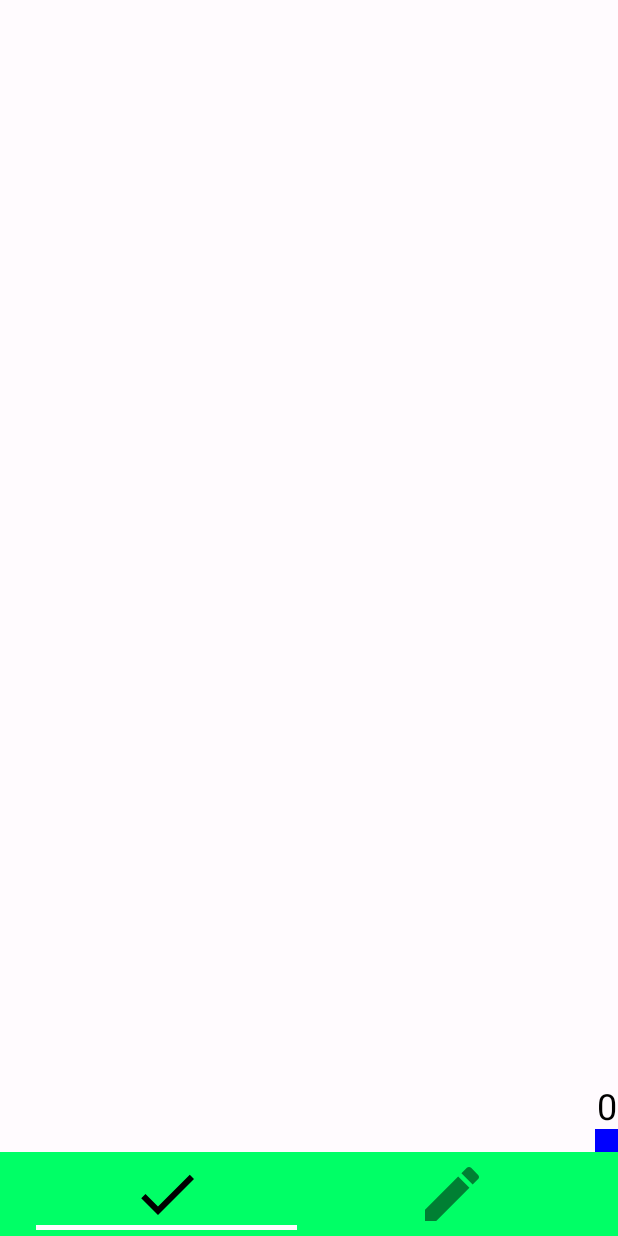
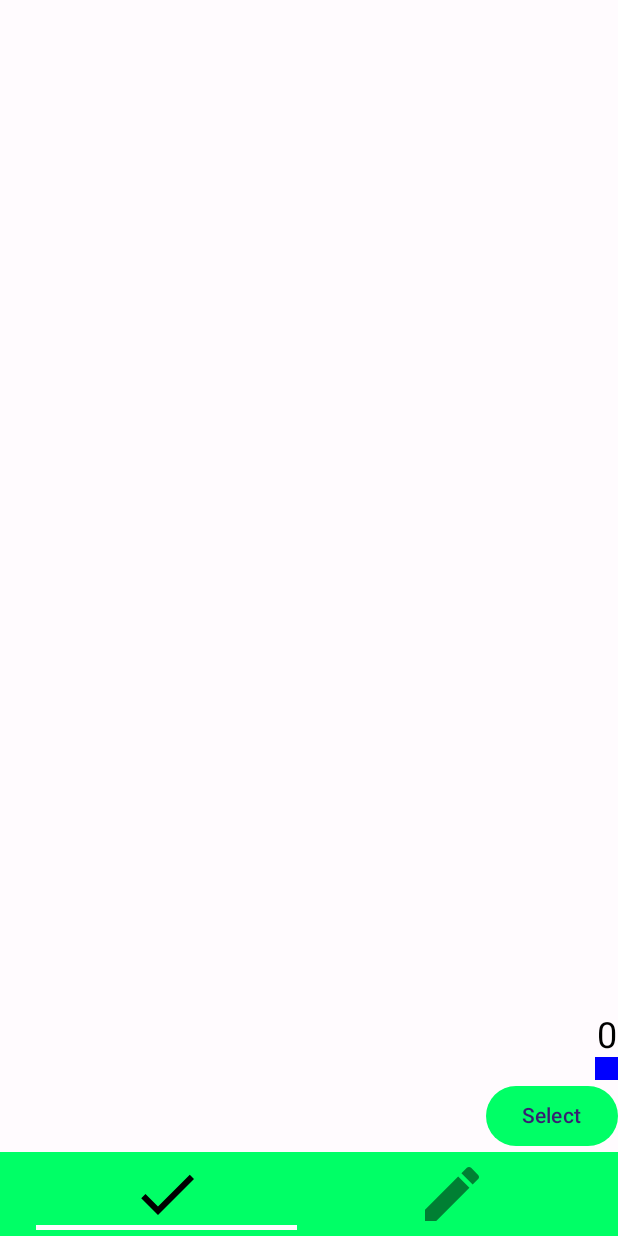
Before and after one commit to TYTTNTeam/ComikeApp, an Android app built with Jetpack Compose: the screen it shows after launch (MainActivity), on a phone screen of 412 x 824 dp. Run offline under Robolectric (Android 15) with nearby library versions, the phone set to English and light mode, and no system bars; libraries missing offline, so code that uses them is left out: com.tom_roush.pdfbox; 1 statement that could not run was skipped.

Commit message:
ファイル読み込みテスト

```diff
--- a/app/build.gradle.kts
+++ b/app/build.gradle.kts
@@ -59,6 +59,7 @@ dependencies {
     implementation("androidx.compose.ui:ui-graphics")
     implementation("androidx.compose.ui:ui-tooling-preview")
     implementation("androidx.compose.material3:material3")
+    implementation("com.tom-roush:pdfbox-android:2.0.27.0")
     testImplementation("junit:junit:4.13.2")
     androidTestImplementation("androidx.test.ext:junit:1.1.5")
     androidTestImplementation("androidx.test.espresso:espresso-core:3.5.1")
--- a/app/src/main/java/com/example/comikeapp/Content.fromTop.kt
+++ b/app/src/main/java/com/example/comikeapp/Content.fromTop.kt
@@ -31,6 +31,6 @@ fun Content(screenID: Int) {
                 .size(width = 15.dp, height = 15.dp)
                 .background(color = Color.Blue)
         )
-
+        FilePickerButton()
     }
 }
--- /dev/null
+++ b/app/src/main/java/com/example/comikeapp/FilePickerButton.test.kt
@@ -0,0 +1,35 @@
+package com.example.comikeapp
+
+import android.content.Intent
+import android.net.Uri
+import android.provider.MediaStore
+import android.util.Log
+import androidx.activity.compose.rememberLauncherForActivityResult
+import androidx.activity.result.contract.ActivityResultContracts
+import androidx.compose.material3.Button
+import androidx.compose.material3.Text
+import androidx.compose.runtime.*
+
+
+@Composable
+fun FilePickerButton() {
+    var pickedImageUri by remember { mutableStateOf<Uri?>(null) }
+    val launcher = rememberLauncherForActivityResult(ActivityResultContracts.StartActivityForResult()) {
+        Log.d("test", "selected file URI ${it.data?.data}")
+        pickedImageUri = it.data?.data
+    }
+    pickedImageUri?.let {
+        Text(it.toString())
+    }
+    Button(
+        onClick = {
+            val intent = Intent(Intent.ACTION_OPEN_DOCUMENT, MediaStore.Images.Media.EXTERNAL_CONTENT_URI)
+                .apply {
+                    addCategory(Intent.CATEGORY_OPENABLE)
+                }
+            launcher.launch(intent)
+        }
+    ) {
+        Text("Select")
+    }
+}
--- a/app/src/main/java/com/example/comikeapp/MainActivity.kt
+++ b/app/src/main/java/com/example/comikeapp/MainActivity.kt
@@ -6,11 +6,9 @@ import androidx.activity.compose.setContent
 import androidx.compose.foundation.layout.fillMaxSize
 import androidx.compose.material3.MaterialTheme
 import androidx.compose.material3.Surface
-import androidx.compose.material3.Text
-import androidx.compose.runtime.Composable
 import androidx.compose.ui.Modifier
-import androidx.compose.ui.tooling.preview.Preview
 import com.example.comikeapp.ui.theme.ComikeAppTheme
+import com.tom_roush.pdfbox.android.PDFBoxResourceLoader
 
 class MainActivity : ComponentActivity() {
     override fun onCreate(savedInstanceState: Bundle?) {
@@ -27,4 +25,9 @@ class MainActivity : ComponentActivity() {
             }
         }
     }
+
+    override fun onStart() {
+        super.onStart()
+        PDFBoxResourceLoader.init(applicationContext)
+    }
 }
```
